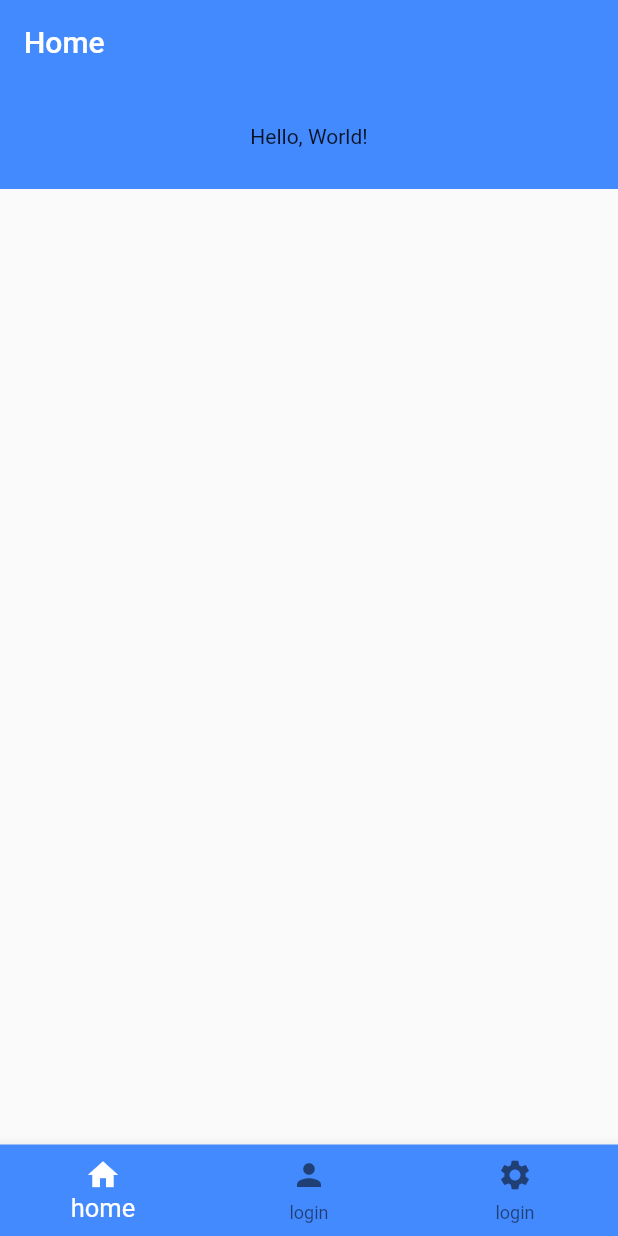
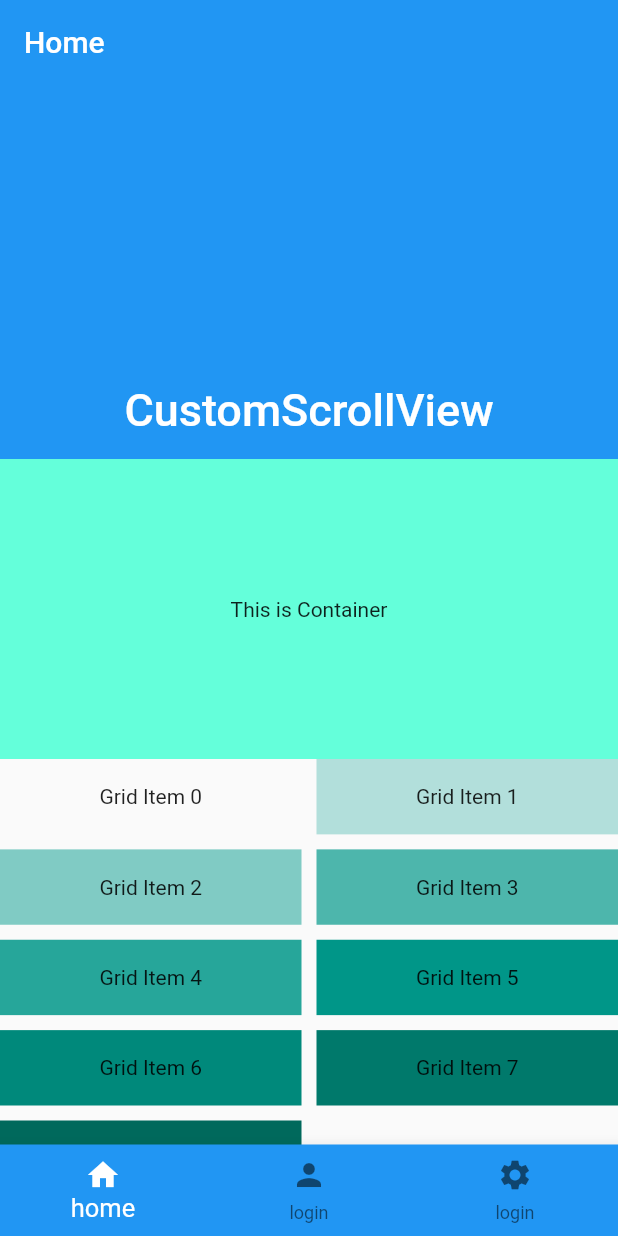
Before and after one commit to phongcampboy/Flutter_App, a Flutter app: the screen it shows after launch, on a phone screen of 412 x 824 dp. Run offline on Flutter 3.47's test engine with Material 2 defaults, Android fonts, the phone set to English and light mode, and no system bars.

Commit message:
CustomScrollView

```diff
--- a/app_flutter/lib/main.dart
+++ b/app_flutter/lib/main.dart
@@ -57,7 +57,7 @@ class _MyWidgetState extends State<MyWidget> {
           BottomNavigationBarItem(icon: Icon(Icons.settings), label: 'login'),
         ],
         currentIndex: currentIndex,
-        backgroundColor: Colors.blueAccent,
+        backgroundColor: Colors.blue,
         selectedItemColor: Colors.white,
         selectedFontSize: 17,
 
--- a/app_flutter/lib/screen/home.dart
+++ b/app_flutter/lib/screen/home.dart
@@ -16,14 +16,83 @@ class _HomeState extends State<Home> {
       appBar: AppBar(
         title: Text("Home"),
         elevation: 0,
-        backgroundColor: Colors.blueAccent,
+        backgroundColor: Colors.blue,
       ),
-      body: Container(
-        height: 70,
-        decoration: new BoxDecoration(color: Colors.blueAccent),
-        child: new Center(
-          child: new Text("Hello, World!"),
-        ),
+      body: CustomScrollView(
+        slivers: [
+          const SliverAppBar(
+            pinned: true,
+            expandedHeight: 250.0,
+            flexibleSpace: FlexibleSpaceBar(
+              title: Text('CustomScrollView'),
+              centerTitle: true,
+            ),
+          ),
+          SliverToBoxAdapter(
+            child: Container(
+              color: Colors.tealAccent,
+              alignment: Alignment.center,
+              height: 200,
+              child: const Text('This is Container'),
+            ),
+          ),
+          SliverGrid(
+            gridDelegate: const SliverGridDelegateWithMaxCrossAxisExtent(
+              maxCrossAxisExtent: 200.0,
+              mainAxisSpacing: 10.0,
+              crossAxisSpacing: 10.0,
+              childAspectRatio: 4.0,
+            ),
+            delegate: SliverChildBuilderDelegate(
+              (BuildContext context, int index) {
+                return Container(
+                  alignment: Alignment.center,
+                  color: Colors.teal[100 * (index % 9)],
+                  child: Text('Grid Item $index'),
+                );
+              },
+              childCount: 20,
+            ),
+          ),
+          SliverToBoxAdapter(
+            child: Container(
+              color: Colors.amberAccent,
+              alignment: Alignment.center,
+              height: 200,
+              child: const Text('This is Container'),
+            ),
+          ),
+          SliverToBoxAdapter(
+            child: SizedBox(
+              height: 100.0,
+              child: ListView.builder(
+                scrollDirection: Axis.horizontal,
+                itemCount: 10,
+                itemBuilder: (context, index) {
+                  return SizedBox(
+                    width: 100.0,
+                    child: Card(
+                      color: Colors.cyan[100 * (index % 9)],
+                      child: Text('Item $index'),
+                    ),
+                  );
+                },
+              ),
+            ),
+          ),
+          SliverFixedExtentList(
+            itemExtent: 50.0,
+            delegate: SliverChildBuilderDelegate(
+              (BuildContext context, int index) {
+                return Container(
+                  alignment: Alignment.center,
+                  color: Colors.lightBlue[100 * (index % 9)],
+                  child: Text('List Item $index'),
+                );
+              },
+            ),
+          ),
+        ],
       ),
     );
   }
```
